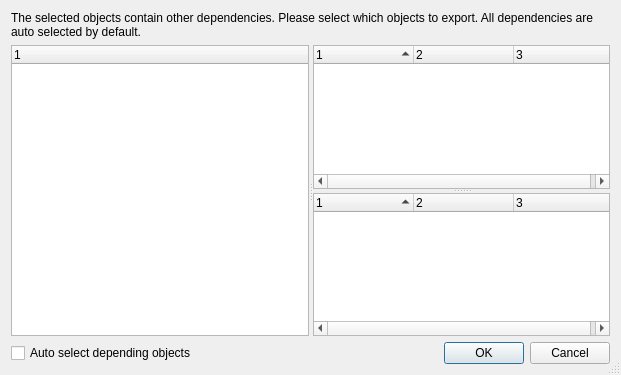
Old version of the form src/Gui/DlgObjectSelection.ui in the repository ipatch/FreeCAD.
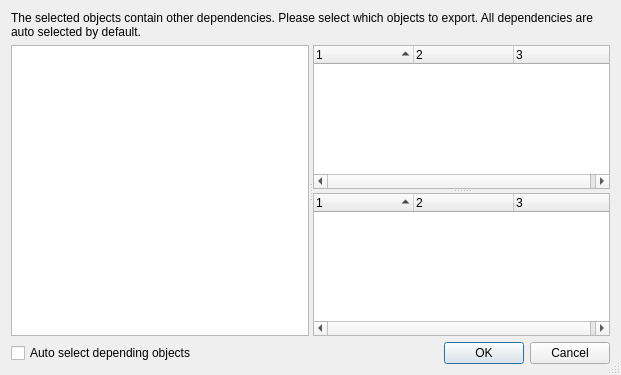
New version of the form.

What changed in the file:
```diff
--- a/src/Gui/DlgObjectSelection.ui
+++ b/src/Gui/DlgObjectSelection.ui
@@ -57,9 +57,9 @@
       <property name="selectionMode">
        <enum>QAbstractItemView::ExtendedSelection</enum>
       </property>
-      <property name="rootIsDecorated">
+      <attribute name="headerVisible">
        <bool>false</bool>
-      </property>
+      </attribute>
       <column>
        <property name="text">
         <string notr="true">1</string>
```
